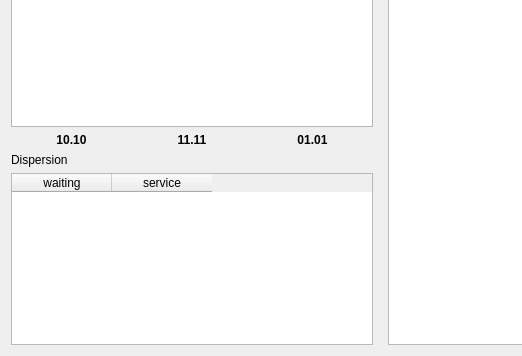
Qt form resultswindow.ui (muzzy404/SMO-5sem) before a commit; both pictures show x 0 to 522 and y 324 to 680 of the 640 by 680 pixel window.
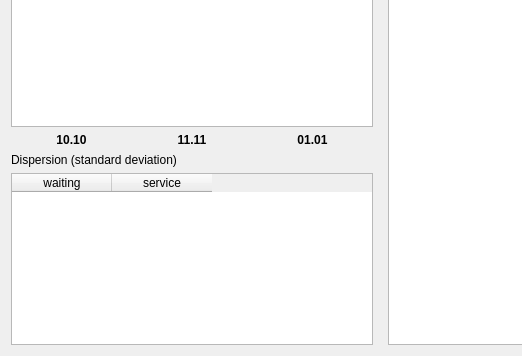
The same form after that commit.

Commit message: that is all for now

What changed in the file:
```diff
--- a/resultswindow.ui
+++ b/resultswindow.ui
@@ -247,7 +247,7 @@
      <item row="8" column="0">
       <widget class="QLabel" name="lblDispersion">
        <property name="text">
-        <string>Dispersion</string>
+        <string>Dispersion (standard deviation)</string>
        </property>
       </widget>
      </item>
```
